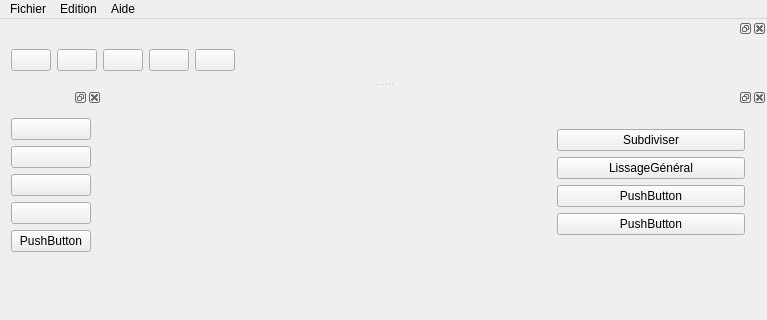
Old version of the form src/gui/mainWindow.ui in the repository slvrgauthier/OpenSculpt; both pictures show x 0 to 767 and y 0 to 320 of the 767 by 602 pixel window.
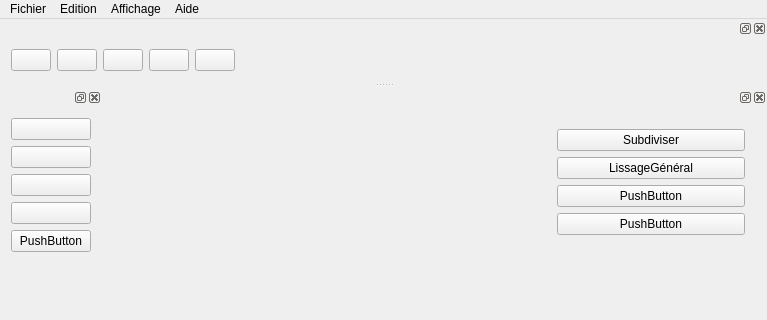
New version of the form. Icons and pictures are not drawn. Custom widgets are drawn as their Qt base class.

Patch:
```diff
--- a/src/gui/mainWindow.ui
+++ b/src/gui/mainWindow.ui
@@ -41,7 +41,7 @@
      <x>0</x>
      <y>0</y>
      <width>767</width>
-     <height>25</height>
+     <height>22</height>
     </rect>
    </property>
    <widget class="QMenu" name="menuFile">
@@ -65,8 +65,15 @@
     </property>
     <addaction name="actionA_propos"/>
    </widget>
+   <widget class="QMenu" name="menuShow">
+    <property name="title">
+     <string>Affichage</string>
+    </property>
+    <addaction name="actionFullscreen"/>
+   </widget>
    <addaction name="menuFile"/>
    <addaction name="menuEdition"/>
+   <addaction name="menuShow"/>
    <addaction name="menuAide"/>
   </widget>
   <widget class="QStatusBar" name="statusBar"/>
```
Left out of the diff: 5 changed lines with no effect on the pictures.
